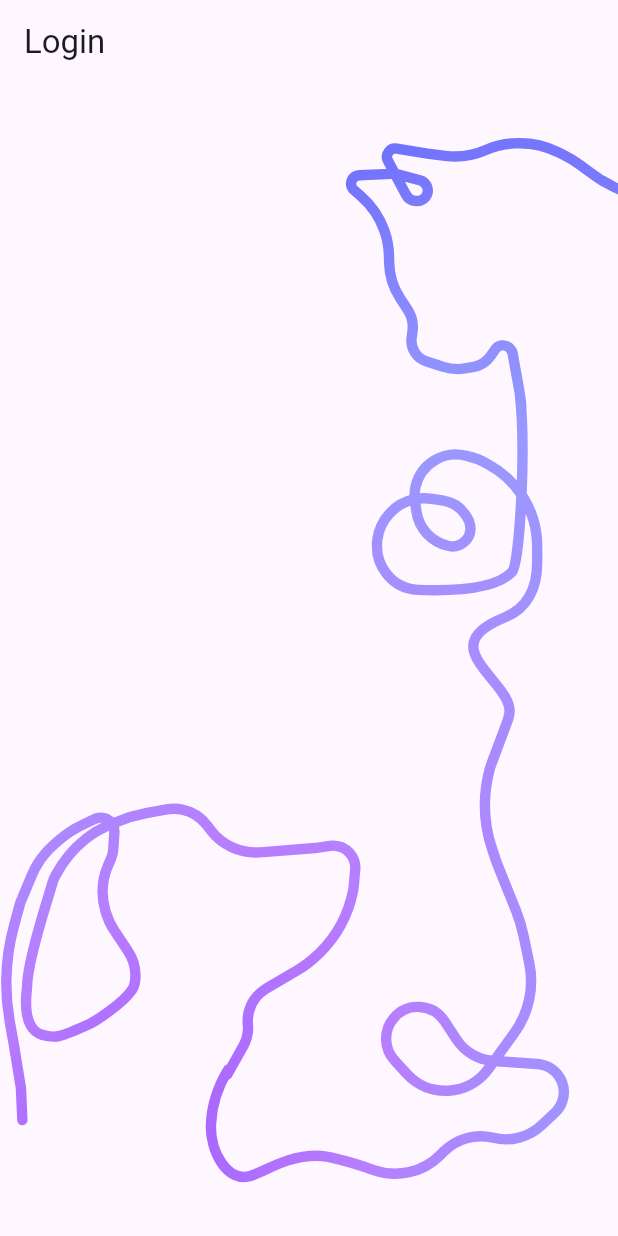
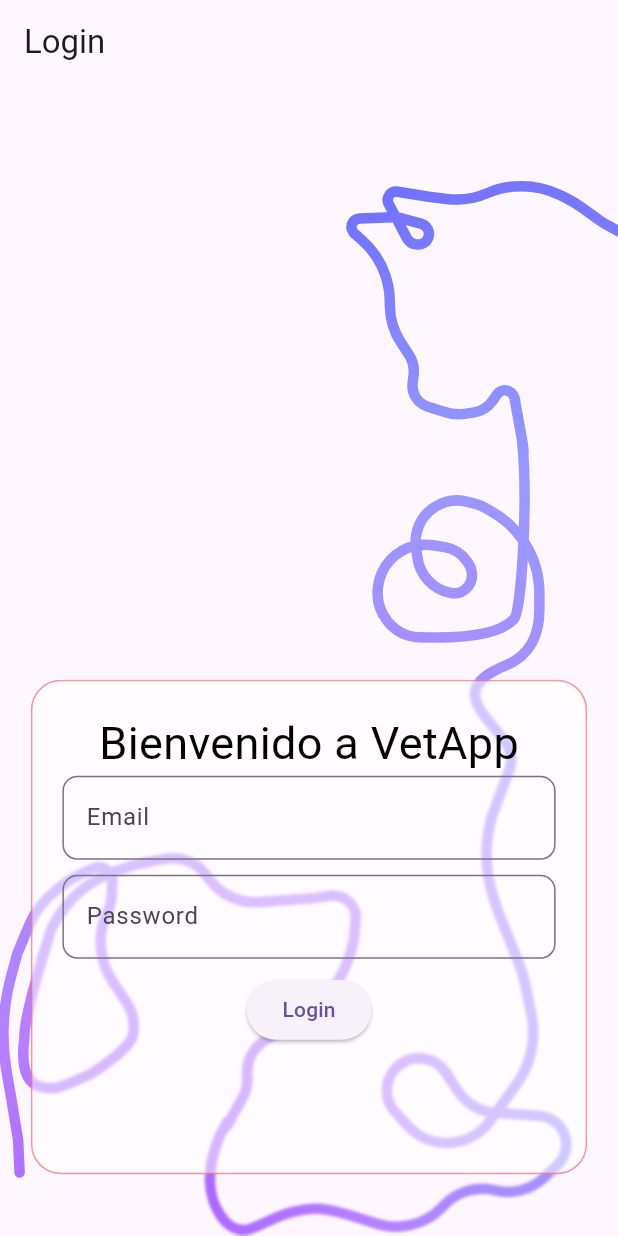
Before and after one commit to Isa-josep/vet_app, a Flutter app: the screen it shows after launch, on a phone screen of 412 x 824 dp. Run offline on Flutter 3.47's test engine with Material 3 defaults, Android fonts, the phone set to English and light mode, and no system bars; our stand-ins replace flutter_riverpod, flutter_svg, go_router.

Commit message:
login screen

```diff
--- a/lib/features/presentation/screens.dart
+++ b/lib/features/presentation/screens.dart
@@ -1 +1,2 @@
 export 'screens/login_Screen.dart';
+export 'screens/test.dart';
--- a/lib/features/presentation/screens/login_screen.dart
+++ b/lib/features/presentation/screens/login_screen.dart
@@ -1,5 +1,7 @@
+import 'dart:ui';
 import 'package:flutter/material.dart';
 import 'package:flutter_svg/flutter_svg.dart';
+
 class LoginScreen extends StatelessWidget {
   const LoginScreen({super.key});
 
@@ -14,9 +16,61 @@
         child: SizedBox(
           height: size.height,
           width: size.width,
-          child: SvgPicture.asset(
-            'assets/Vector.svg',
-          )
+          child: Stack(
+            alignment: Alignment.bottomRight,
+            children: [
+              SvgPicture.asset(
+                'assets/Vector.svg',
+                fit: BoxFit.cover,
+              ),
+
+                ClipRRect(
+                  child: BackdropFilter(
+                  filter: ImageFilter.blur(sigmaX: 1, sigmaY: 1),
+                  child: Container(
+                  padding: const EdgeInsets.only(left: 20, right: 20, top: 20, bottom: 0),
+                  margin: EdgeInsets.only(right: size.width*.05, bottom: size.height*.05),
+                  height: size.height*.4,
+                  width: size.width*.9,
+                  decoration: BoxDecoration(
+                    borderRadius: BorderRadius.circular(20),
+                    border: Border.all(color: const Color.fromARGB(255, 246, 47, 47).withOpacity(0.5)),
+                    color: Colors.white.withOpacity(0.5),
+                  ),
+                    child: Column(
+                      children: [
+                        const Text("Bienvenido a VetApp", style: TextStyle(color: Colors.black, fontSize: 30),),
+                        TextField(
+
+                          decoration: InputDecoration(
+                            hintText: 'Email',
+                            border: OutlineInputBorder(
+                              borderRadius: BorderRadius.circular(10),
+                            ),
+                          ),
+                        ),
+                       const SizedBox(height: 10,),
+                        TextField(
+                          decoration: InputDecoration(
+                            hintText: 'Password',
+                            border: OutlineInputBorder(
+                              borderRadius: BorderRadius.circular(10),
+
+                            ),
+                          ),
+                        ),
+                        const SizedBox(height: 10,),
+                        ElevatedButton(
+                          onPressed: () {},
+                          child: const Text('Login'),
+                        ),
+                      ],
+                    ),
+                  ),
+                ),
+              ),
+            ],
+          ),
         ),
       ),
     );
```
